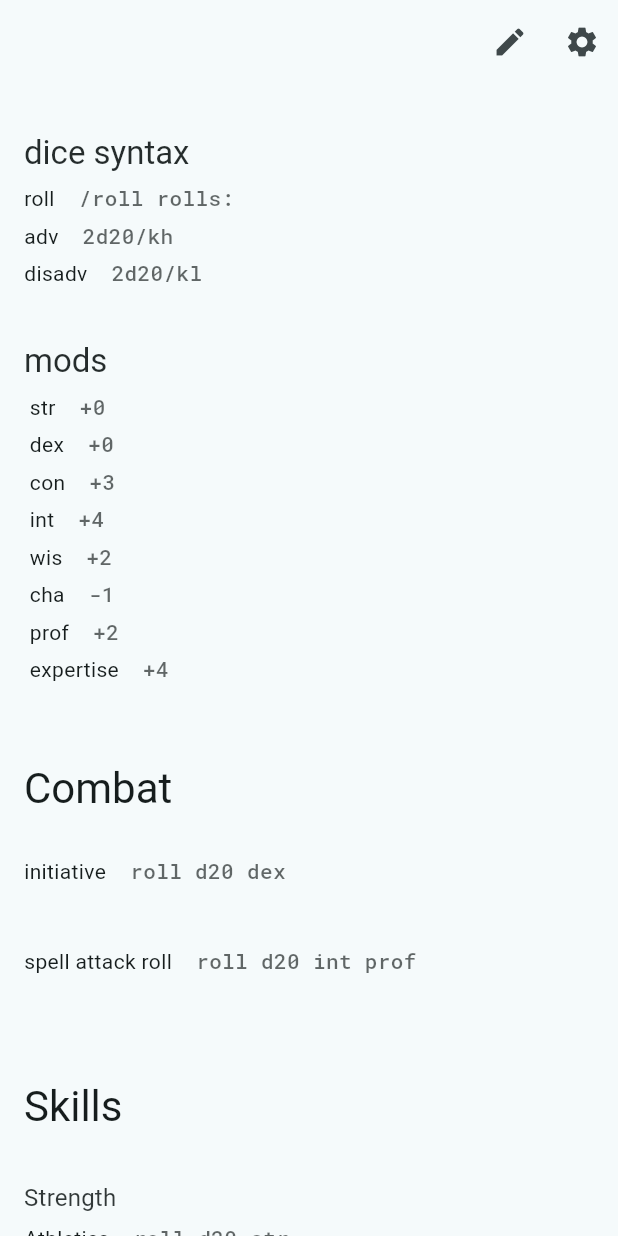
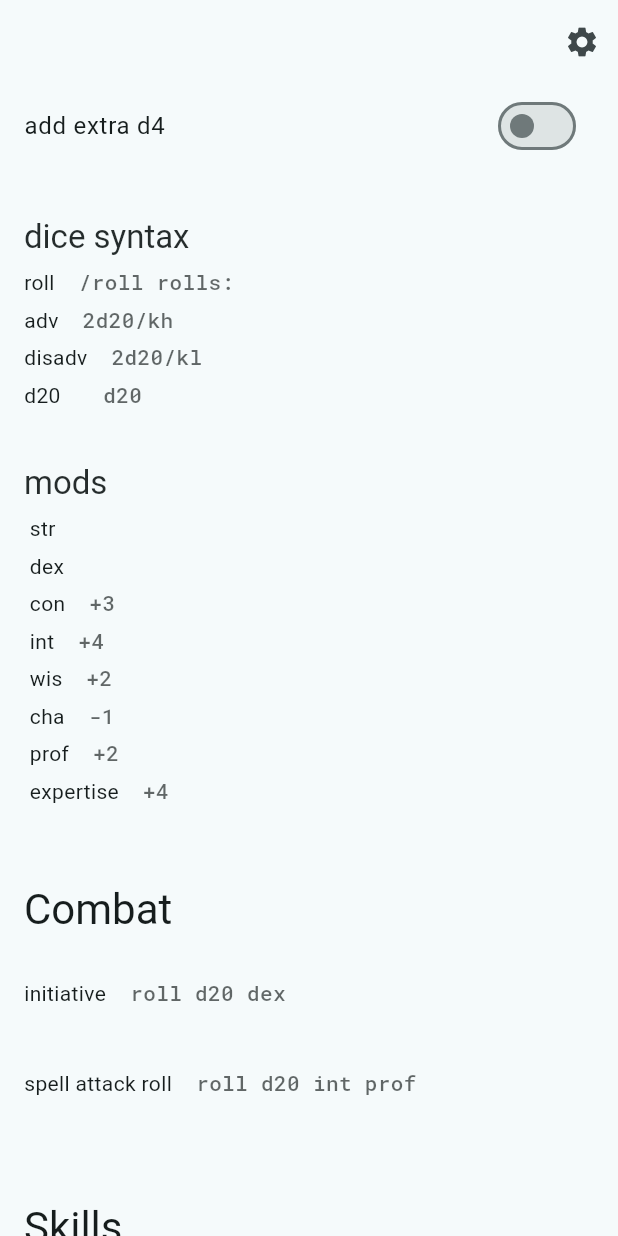
Before and after one commit to nate-thegrate/clip-stack, a Flutter app: the screen it shows after launch, on a phone screen of 412 x 824 dp. Run offline on Flutter 3.47's test engine with Material 3 defaults, Android fonts, the light colour scheme and no system bars; our stand-ins replace shared_preferences; Roboto replaces fonts that are missing (pretendard).

Commit message:
we're gonna specialize in D&D for now

```diff
--- a/lib/home/clip_fields.dart
+++ b/lib/home/clip_fields.dart
@@ -71,19 +71,32 @@ class ClipFieldHeader extends StatelessWidget {
   }
 }
 
-class ClipFields extends StatelessWidget {
+class ClipFields extends StatefulWidget {
   const ClipFields({required this.items, super.key});
-  final ClipstackItems items;
+  final List<ClipstackItem> items;
 
+  @override
+  State<ClipFields> createState() => _ClipFieldsState();
+}
+
+class _ClipFieldsState extends State<ClipFields> {
   void copy(String text) {
     Clipboard.setData(ClipboardData(text: text));
     navigator.showSnackBar(const SnackBar(content: Text('copied!')));
   }
 
+  bool addD4 = false;
   @override
   Widget build(BuildContext context) {
+    final d4 = ClipItem(label: 'd20 ', value: addD4 ? 'd20+d4 ' : ' d20 ', compact: true);
+    late final items = ClipstackItems(widget.items.toList()..insert(4, d4));
     return ListView(
       children: [
+        SwitchListTile(
+          title: const Text('add extra d4'),
+          value: addD4,
+          onChanged: (_) => setState(() => addD4 = !addD4),
+        ),
         for (final (i, item) in items.indexed)
           switch (item) {
             final ClipItem item => ClipField(item, onTap: () => copy(items.clipboardValue(i))),
--- a/lib/home/home.dart
+++ b/lib/home/home.dart
@@ -1,10 +1,8 @@
 import 'package:clip_stack/home/clip_fields.dart';
 import 'package:clip_stack/home/clip_item.dart';
-import 'package:clip_stack/home/markdown_editor.dart';
 import 'package:clip_stack/navigator.dart';
 import 'package:clip_stack/settings/settings.dart';
 import 'package:flutter/material.dart';
-import 'package:provider/provider.dart';
 
 class HomePage extends StatefulWidget {
   const HomePage({super.key});
@@ -18,8 +16,8 @@ const template = [
   ClipItem(label: 'adv', value: '2d20/kh', compact: true),
   ClipItem(label: 'disadv', value: '2d20/kl', compact: true),
   ClipHeader(label: 'mods', value: 4),
-  ClipItem(label: ' str', value: '+0', compact: true),
-  ClipItem(label: ' dex', value: '+0', compact: true),
+  ClipItem(label: ' str', value: '', compact: true),
+  ClipItem(label: ' dex', value: '', compact: true),
   ClipItem(label: ' con', value: '+3', compact: true),
   ClipItem(label: ' int', value: '+4', compact: true),
   ClipItem(label: ' wis', value: '+2', compact: true),
@@ -33,7 +31,8 @@ const template = [
   ClipHeader(label: 'Strength', value: 5),
   ClipItem(label: 'Athletics', value: 'roll d20 str', compact: true),
   ClipHeader(label: 'Dexterity', value: 5),
-  ClipItem(label: 'Acrobatics, Sleight of Hand, Stealth', value: 'roll d20 dex', compact: true),
+  ClipItem(label: 'Acrobatics, Sleight of Hand', value: 'roll d20 dex', compact: true),
+  ClipItem(label: 'Stealth', value: 'roll disadv dex', compact: true),
   ClipHeader(label: 'Intelligence', value: 5),
   ClipItem(label: 'History (stonework)', value: 'roll d20 int expertise', compact: true),
   ClipItem(label: 'History, Nature', value: 'roll d20 int', compact: true),
@@ -55,19 +54,19 @@ class _HomePageState extends State<HomePage> {
     return Scaffold(
       appBar: AppBar(
         actions: [
-          IconButton(
-            onPressed: () async {
-              if (!markdownEditing) {
-                context.read<Editing>().toggle();
-                return;
-              }
-              final newMarkdown = navigator.push<String>(MarkdownEditor(clipItems.markdown));
-              if (await newMarkdown case final markdown?) {
-                setState(() => clipItems = ClipstackItems.fromMarkdown(markdown));
-              }
-            },
-            icon: Icon(context.watch<Editing>().value ? Icons.done : Icons.edit),
-          ),
+          // IconButton(
+          //   onPressed: () async {
+          //     if (!markdownEditing) {
+          //       context.read<Editing>().toggle();
+          //       return;
+          //     }
+          //     final newMarkdown = navigator.push<String>(MarkdownEditor(clipItems.markdown));
+          //     if (await newMarkdown case final markdown?) {
+          //       setState(() => clipItems = ClipstackItems.fromMarkdown(markdown));
+          //     }
+          //   },
+          //   icon: Icon(context.watch<Editing>().value ? Icons.done : Icons.edit),
+          // ),
           IconButton(
             onPressed: () => navigator.push(const SettingsScreen()),
             icon: const Icon(Icons.settings),
```
Also changed, not shown: pubspec.yaml (+8 -2 lines), assets/app_icons/clip_stack.png (added), pubspec.lock, 1 other file.
